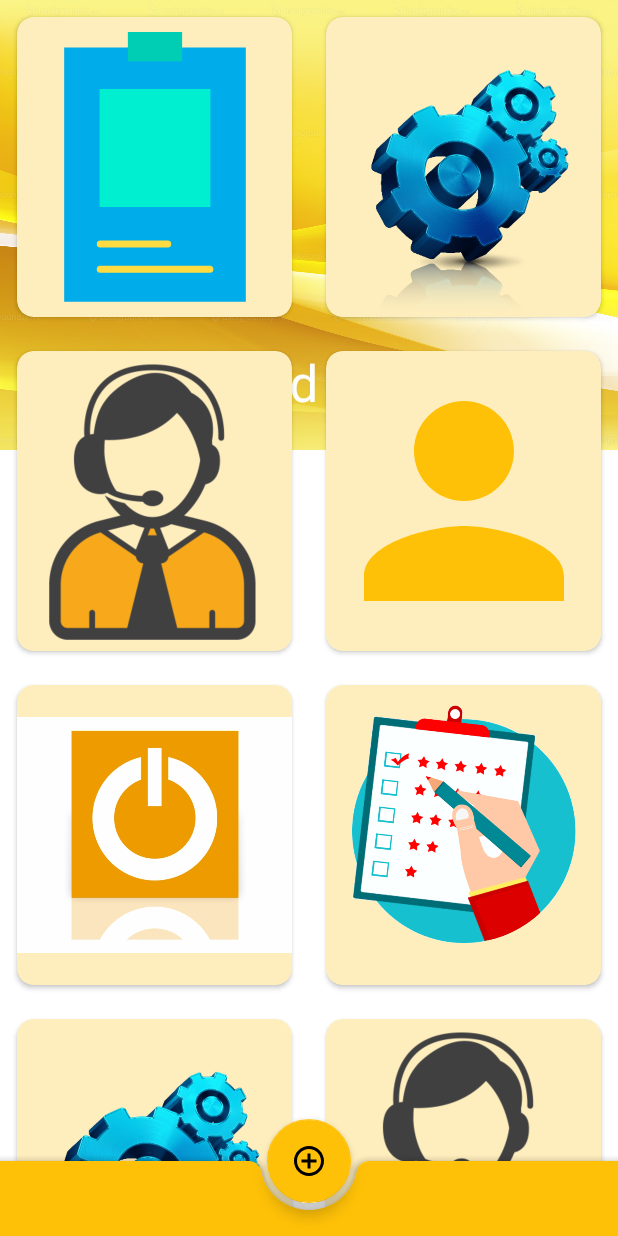
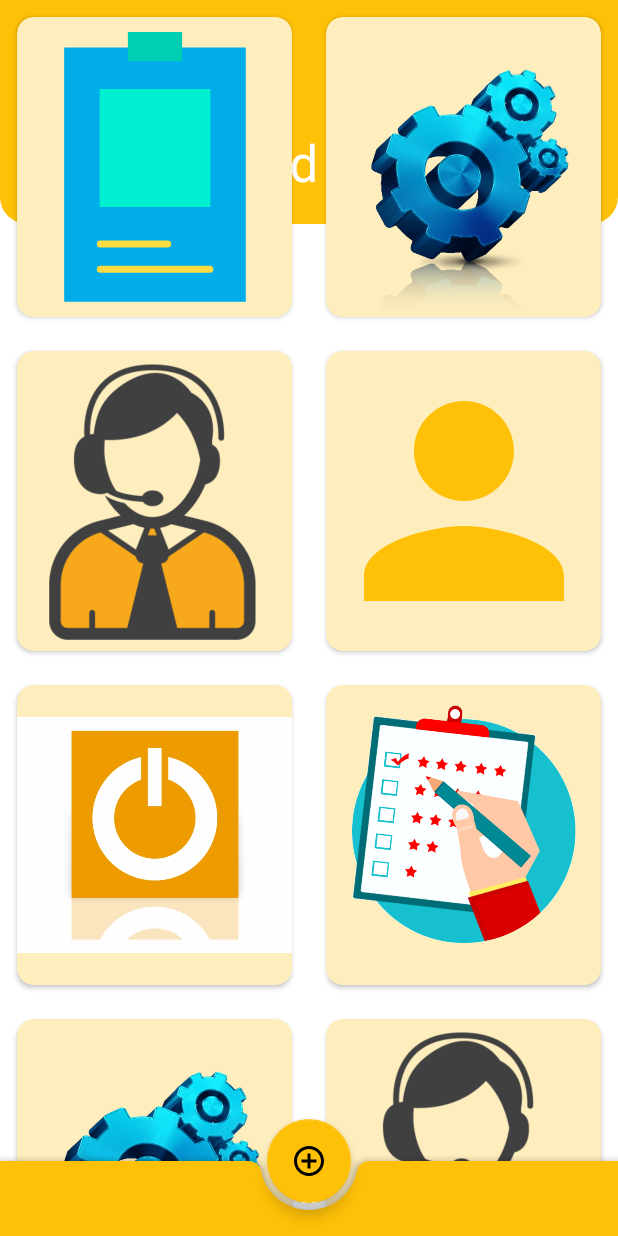
Before and after one commit to blackcloud007/warehouse, an Android app: the screen it shows after launch (Dashboard), on a phone screen of 412 x 824 dp. Run offline under Robolectric (Android 15) with nearby library versions, the phone set to English and light mode, and no system bars.

```diff
--- a/app/src/main/res/layout/activity_dashboard.xml
+++ b/app/src/main/res/layout/activity_dashboard.xml
@@ -10,35 +10,37 @@
     <com.google.android.material.appbar.AppBarLayout
         android:id="@+id/appBar"
         android:layout_width="match_parent"
-        android:layout_height="300dp"
+        android:layout_height="149dp"
         android:background="@drawable/background"
-        android:theme="@style/ThemeOverlay.AppCompat.Dark.ActionBar"
-        android:fitsSystemWindows="true">
+        android:fitsSystemWindows="true"
+        android:theme="@style/ThemeOverlay.AppCompat.Dark.ActionBar">
 
         <com.google.android.material.appbar.CollapsingToolbarLayout
             android:id="@+id/collapsingToolbar"
             android:layout_width="match_parent"
-        android:layout_height="match_parent"
-        app:layout_scrollFlags="scroll|exitUntilCollapsed"
+            android:layout_height="153dp"
             android:fitsSystemWindows="true"
             app:contentScrim="@color/colorPrimary"
+            app:expandedTitleMarginEnd="64dp"
             app:expandedTitleMarginStart="48dp"
-        app:expandedTitleMarginEnd="64dp"
+            app:layout_scrollFlags="scroll|exitUntilCollapsed"
             app:title="Dashboard">
+
             <ImageView
                 android:id="@+id/toolbarImage"
                 android:layout_width="match_parent"
-            android:layout_height="match_parent"
+                android:layout_height="140dp"
+                android:fitsSystemWindows="true"
                 android:scaleType="centerCrop"
-            android:fitsSystemWindows="true"
-            android:src="@drawable/bg"
-            app:layout_collapseMode="parallax"/>
+
+                app:layout_collapseMode="parallax" />
+
             <androidx.appcompat.widget.Toolbar
                 android:id="@+id/toolbar"
                 android:layout_width="match_parent"
                 android:layout_height="?attr/actionBarSize"
-            app:popupTheme="@style/ThemeOverlay.AppCompat.Light"
-            app:layout_collapseMode="pin" />
+                app:layout_collapseMode="pin"
+                app:popupTheme="@style/ThemeOverlay.AppCompat.Light" />
         </com.google.android.material.appbar.CollapsingToolbarLayout>
     </com.google.android.material.appbar.AppBarLayout>
 
@@ -49,7 +51,7 @@
         >
 
         <RelativeLayout
-            android:layout_marginTop="260dp"
+            android:layout_marginTop="100dp"
             android:layout_width="match_parent"
             android:layout_height="match_parent">
 
```
Also changed, not shown: 2 other files. Lines whose indentation alone changed are shown as unchanged.
